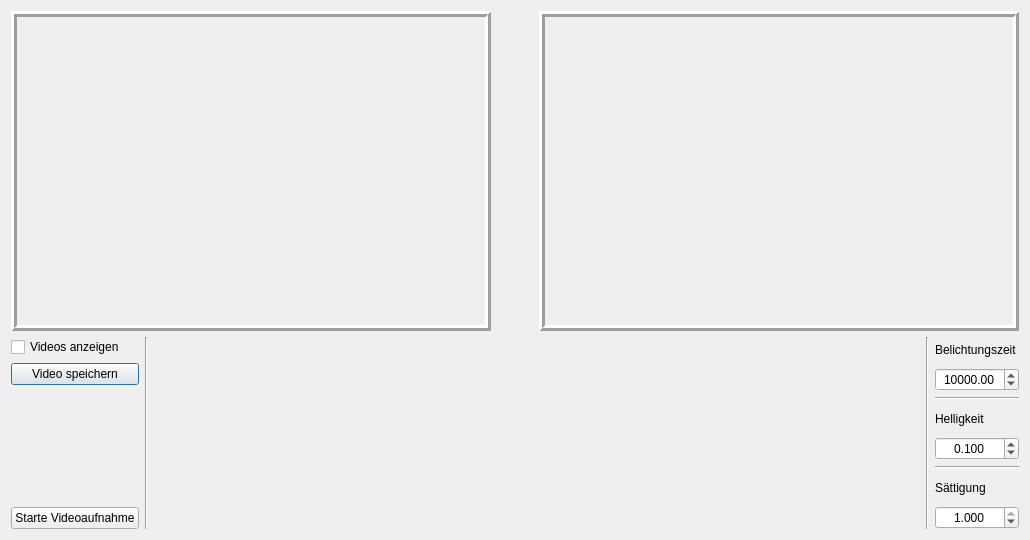
This is camerabasedview.ui in DPool3/ZmedAR as Qt 5 draws it before an edit. The edited form follows.
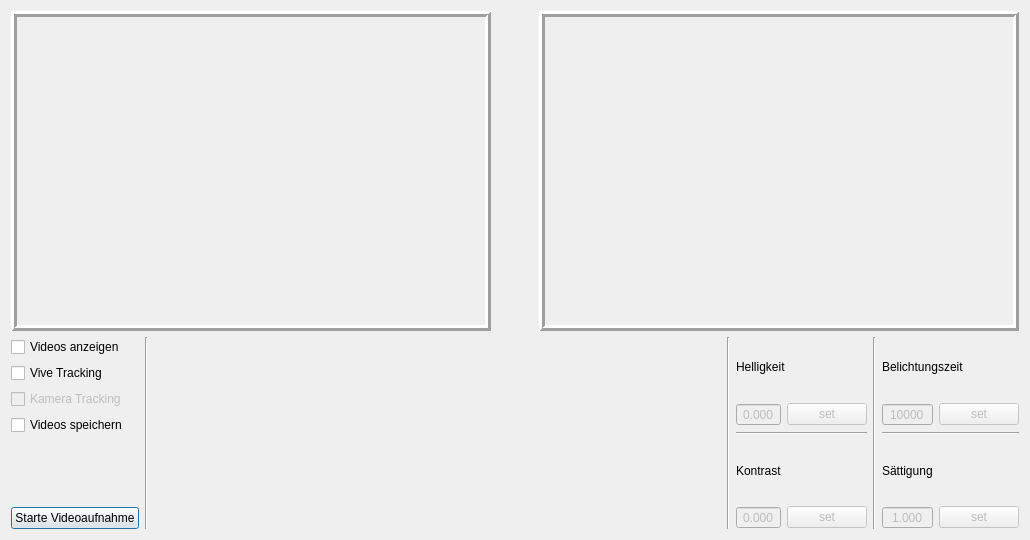
This is the edited form.

Commit message: Everything working. disabled camera tracking and saturation for now. Creation of QImage is not optimal. This has to be changed later on.

```diff
--- a/camerabasedview.ui
+++ b/camerabasedview.ui
@@ -122,9 +122,26 @@
           </widget>
          </item>
          <item>
-          <widget class="QPushButton" name="saveVideoButton">
+          <widget class="QCheckBox" name="viveTracking_Checkbox">
            <property name="text">
-            <string>Video speichern</string>
+            <string>Vive Tracking</string>
+           </property>
+          </widget>
+         </item>
+         <item>
+          <widget class="QCheckBox" name="cameraTracking_CheckBox">
+           <property name="enabled">
+            <bool>false</bool>
+           </property>
+           <property name="text">
+            <string>Kamera Tracking</string>
+           </property>
+          </widget>
+         </item>
+         <item>
+          <widget class="QCheckBox" name="saveVideo_CheckBox">
+           <property name="text">
+            <string>Videos speichern</string>
            </property>
           </widget>
          </item>
@@ -171,7 +188,7 @@
         </spacer>
        </item>
        <item>
-        <widget class="Line" name="line_3">
+        <widget class="Line" name="line_5">
          <property name="orientation">
           <enum>Qt::Vertical</enum>
          </property>
@@ -180,6 +197,130 @@
        <item>
         <layout class="QVBoxLayout" name="verticalLayout_4">
          <item>
+          <layout class="QVBoxLayout" name="verticalLayout_2">
+           <item>
+            <widget class="QLabel" name="label_3">
+             <property name="text">
+              <string>Helligkeit</string>
+             </property>
+            </widget>
+           </item>
+           <item>
+            <layout class="QHBoxLayout" name="horizontalLayout">
+             <item>
+              <widget class="QDoubleSpinBox" name="brightness_SpinBox">
+               <property name="enabled">
+                <bool>false</bool>
+               </property>
+               <property name="alignment">
+                <set>Qt::AlignCenter</set>
+               </property>
+               <property name="buttonSymbols">
+                <enum>QAbstractSpinBox::NoButtons</enum>
+               </property>
+               <property name="correctionMode">
+                <enum>QAbstractSpinBox::CorrectToNearestValue</enum>
+               </property>
+               <property name="decimals">
+                <number>3</number>
+               </property>
+               <property name="minimum">
+                <double>-1.000000000000000</double>
+               </property>
+               <property name="maximum">
+                <double>1.000000000000000</double>
+               </property>
+               <property name="singleStep">
+                <double>0.010000000000000</double>
+               </property>
+               <property name="value">
+                <double>0.000000000000000</double>
+               </property>
+              </widget>
+             </item>
+             <item>
+              <widget class="QPushButton" name="brightness_button">
+               <property name="enabled">
+                <bool>false</bool>
+               </property>
+               <property name="text">
+                <string>set</string>
+               </property>
+              </widget>
+             </item>
+            </layout>
+           </item>
+          </layout>
+         </item>
+         <item>
+          <widget class="Line" name="line">
+           <property name="orientation">
+            <enum>Qt::Horizontal</enum>
+           </property>
+          </widget>
+         </item>
+         <item>
+          <layout class="QVBoxLayout" name="verticalLayout_5">
+           <item>
+            <widget class="QLabel" name="label_4">
+             <property name="text">
+              <string>Kontrast</string>
+             </property>
+            </widget>
+           </item>
+           <item>
+            <layout class="QHBoxLayout" name="horizontalLayout_2">
+             <item>
+              <widget class="QDoubleSpinBox" name="contrast_SpinBox">
+               <property name="enabled">
+                <bool>false</bool>
+               </property>
+               <property name="alignment">
+                <set>Qt::AlignCenter</set>
+               </property>
+               <property name="buttonSymbols">
+                <enum>QAbstractSpinBox::NoButtons</enum>
+               </property>
+               <property name="decimals">
+                <number>3</number>
+               </property>
+               <property name="minimum">
+                <double>-1.000000000000000</double>
+               </property>
+               <property name="maximum">
+                <double>1.000000000000000</double>
+               </property>
+               <property name="singleStep">
+                <double>0.010000000000000</double>
+               </property>
+              </widget>
+             </item>
+             <item>
+              <widget class="QPushButton" name="contrast_button">
+               <property name="enabled">
+                <bool>false</bool>
+               </property>
+               <property name="text">
+                <string>set</string>
+               </property>
+              </widget>
+             </item>
+            </layout>
+           </item>
+          </layout>
+         </item>
+        </layout>
+       </item>
+       <item>
+        <widget class="Line" name="line_3">
+         <property name="orientation">
+          <enum>Qt::Vertical</enum>
+         </property>
+        </widget>
+       </item>
+       <item>
+        <layout class="QVBoxLayout" name="verticalLayout_6">
+         <item>
           <layout class="QVBoxLayout" name="verticalLayout">
            <item>
             <widget class="QLabel" name="label">
@@ -189,66 +330,49 @@
             </widget>
            </item>
            <item>
-            <widget class="QDoubleSpinBox" name="doubleSpinBox">
+            <layout class="QHBoxLayout" name="horizontalLayout_4">
+             <item>
+              <widget class="QDoubleSpinBox" name="exposure_SpinBox">
+               <property name="enabled">
+                <bool>false</bool>
+               </property>
+               <property name="sizeIncrement">
+                <size>
+                 <width>0</width>
+                 <height>0</height>
+                </size>
+               </property>
              <property name="alignment">
               <set>Qt::AlignCenter</set>
              </property>
              <property name="buttonSymbols">
-              <enum>QAbstractSpinBox::UpDownArrows</enum>
+                <enum>QAbstractSpinBox::NoButtons</enum>
+               </property>
+               <property name="decimals">
+                <number>0</number>
              </property>
              <property name="minimum">
               <double>1.000000000000000</double>
              </property>
              <property name="maximum">
-              <double>999999.000000000000000</double>
+                <double>10000000.000000000000000</double>
              </property>
              <property name="value">
               <double>10000.000000000000000</double>
              </property>
             </widget>
            </item>
-          </layout>
-         </item>
          <item>
-          <widget class="Line" name="line">
-           <property name="orientation">
-            <enum>Qt::Horizontal</enum>
-           </property>
-          </widget>
-         </item>
-         <item>
-          <layout class="QVBoxLayout" name="verticalLayout_2">
-           <item>
-            <widget class="QLabel" name="label_3">
+              <widget class="QPushButton" name="exposure_button">
+               <property name="enabled">
+                <bool>false</bool>
+               </property>
              <property name="text">
-              <string>Helligkeit</string>
+                <string>set</string>
              </property>
             </widget>
            </item>
-           <item>
-            <widget class="QDoubleSpinBox" name="doubleSpinBox_2">
-             <property name="alignment">
-              <set>Qt::AlignCenter</set>
-             </property>
-             <property name="buttonSymbols">
-              <enum>QAbstractSpinBox::UpDownArrows</enum>
-             </property>
-             <property name="decimals">
-              <number>3</number>
-             </property>
-             <property name="minimum">
-              <double>-1.000000000000000</double>
-             </property>
-             <property name="maximum">
-              <double>1.000000000000000</double>
-             </property>
-             <property name="singleStep">
-              <double>0.010000000000000</double>
-             </property>
-             <property name="value">
-              <double>0.100000000000000</double>
-             </property>
-            </widget>
+            </layout>
            </item>
           </layout>
          </item>
@@ -269,10 +393,18 @@
             </widget>
            </item>
            <item>
-            <widget class="QDoubleSpinBox" name="doubleSpinBox_3">
+            <layout class="QHBoxLayout" name="horizontalLayout_3">
+             <item>
+              <widget class="QDoubleSpinBox" name="saturation_SpinBox">
+               <property name="enabled">
+                <bool>false</bool>
+               </property>
              <property name="alignment">
               <set>Qt::AlignCenter</set>
              </property>
+               <property name="buttonSymbols">
+                <enum>QAbstractSpinBox::NoButtons</enum>
+               </property>
              <property name="decimals">
               <number>3</number>
              </property>
@@ -286,6 +418,18 @@
               <double>1.000000000000000</double>
              </property>
             </widget>
+             </item>
+             <item>
+              <widget class="QPushButton" name="saturation_button">
+               <property name="enabled">
+                <bool>false</bool>
+               </property>
+               <property name="text">
+                <string>set</string>
+               </property>
+              </widget>
+             </item>
+            </layout>
            </item>
           </layout>
          </item>
```
Lines whose indentation alone changed are shown as unchanged. The commit also changes 4 other files.
